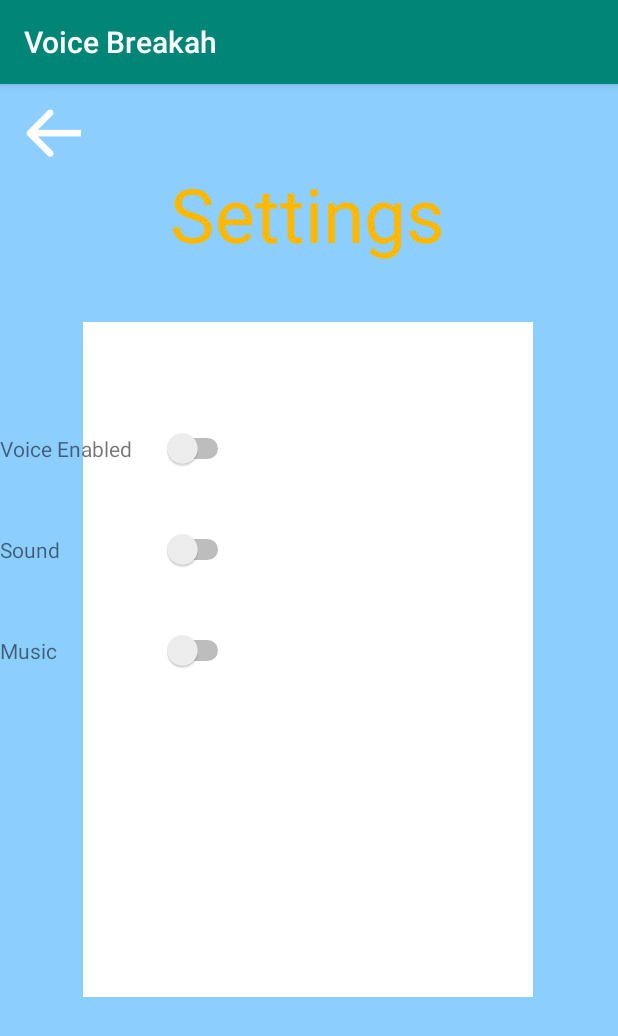
After one commit to jhu-cs-uima-sp20/Team-I, an Android app: the Settings screen opened directly, with no data from a screen before it, on a phone screen of 412 x 824 dp. The commit adds this screen. Shown: the top 1036 px of the screen. Run offline under Robolectric (Android 15) with nearby library versions, the phone set to English and light mode, and no system bars.

Commit message:
intial settings template

```diff
--- a/app/src/main/AndroidManifest.xml
+++ b/app/src/main/AndroidManifest.xml
@@ -10,7 +10,8 @@
         android:screenOrientation="portrait"
         android:supportsRtl="true"
         android:theme="@style/AppTheme">
-        <activity android:name=".GameActivity"></activity>
+        <activity android:name=".Settings"></activity>
+        <activity android:name=".GameActivity" />
         <activity android:name=".MainActivity">
             <intent-filter>
                 <action android:name="android.intent.action.MAIN" />
--- /dev/null
+++ b/app/src/main/java/com/example/voicebreakah/Settings.java
@@ -0,0 +1,14 @@
+package com.example.voicebreakah;
+
+import androidx.appcompat.app.AppCompatActivity;
+
+import android.os.Bundle;
+
+public class Settings extends AppCompatActivity {
+
+    @Override
+    protected void onCreate(Bundle savedInstanceState) {
+        super.onCreate(savedInstanceState);
+        setContentView(R.layout.activity_settings);
+    }
+}
--- /dev/null
+++ b/app/src/main/res/layout/activity_settings.xml
@@ -0,0 +1,101 @@
+<?xml version="1.0" encoding="utf-8"?>
+<androidx.constraintlayout.widget.ConstraintLayout xmlns:android="http://schemas.android.com/apk/res/android"
+    xmlns:app="http://schemas.android.com/apk/res-auto"
+    xmlns:tools="http://schemas.android.com/tools"
+    android:layout_width="match_parent"
+    android:layout_height="match_parent"
+    android:background="@color/colorBlue"
+    tools:context=".Settings">
+
+    <ImageView
+        android:id="@+id/imageView"
+        android:layout_width="300dp"
+        android:layout_height="450dp"
+        android:background="@color/colorWhite"
+        app:layout_constraintBottom_toBottomOf="parent"
+        app:layout_constraintEnd_toEndOf="parent"
+        app:layout_constraintHorizontal_bias="0.495"
+        app:layout_constraintStart_toStartOf="parent"
+        app:layout_constraintTop_toTopOf="parent"
+        app:layout_constraintVertical_bias="0.498"
+        app:srcCompat="@android:color/background_light" />
+
+    <TextView
+        android:id="@+id/textView"
+        android:layout_width="wrap_content"
+        android:layout_height="wrap_content"
+        android:text="@string/settings"
+        android:textColor="@color/colorYellow"
+        android:textSize="50sp"
+        app:layout_constraintBottom_toTopOf="@+id/imageView"
+        app:layout_constraintEnd_toEndOf="parent"
+        app:layout_constraintHorizontal_bias="0.497"
+        app:layout_constraintStart_toStartOf="parent"
+        app:layout_constraintTop_toTopOf="parent"
+        app:layout_constraintVertical_bias="0.575" />
+
+    <ImageView
+        android:id="@+id/settings_back_arrow"
+        android:layout_width="40dp"
+        android:layout_height="35dp"
+        android:layout_marginTop="16dp"
+        app:layout_constraintBottom_toBottomOf="parent"
+        app:layout_constraintEnd_toEndOf="parent"
+        app:layout_constraintHorizontal_bias="0.043"
+        app:layout_constraintStart_toStartOf="parent"
+        app:layout_constraintTop_toTopOf="parent"
+        app:layout_constraintVertical_bias="0.0"
+        app:srcCompat="@drawable/back_arrow" />
+
+    <Switch
+        android:id="@+id/switch1"
+        android:layout_width="wrap_content"
+        android:layout_height="wrap_content"
+        app:layout_constraintBottom_toBottomOf="@+id/imageView"
+        app:layout_constraintEnd_toEndOf="@+id/imageView"
+        app:layout_constraintHorizontal_bias="0.21"
+        app:layout_constraintStart_toStartOf="@+id/imageView"
+        app:layout_constraintTop_toTopOf="@+id/imageView"
+        app:layout_constraintVertical_bias="0.167" />
+
+    <Switch
+        android:id="@+id/switch2"
+        android:layout_width="wrap_content"
+        android:layout_height="wrap_content"
+        android:layout_marginTop="40dp"
+        app:layout_constraintStart_toStartOf="@+id/switch1"
+        app:layout_constraintTop_toBottomOf="@+id/switch1" />
+
+    <Switch
+        android:id="@+id/switch3"
+        android:layout_width="wrap_content"
+        android:layout_height="wrap_content"
+        android:layout_marginTop="40dp"
+        app:layout_constraintStart_toStartOf="@+id/switch2"
+        app:layout_constraintTop_toBottomOf="@+id/switch2" />
+
+    <TextView
+        android:id="@+id/tv_voice_enabled"
+        android:layout_width="wrap_content"
+        android:layout_height="wrap_content"
+        android:text="@string/voice_enabled"
+        app:layout_constraintBaseline_toBaselineOf="@+id/switch1"
+        tools:layout_editor_absoluteX="167dp" />
+
+    <TextView
+        android:id="@+id/tv_sound"
+        android:layout_width="wrap_content"
+        android:layout_height="wrap_content"
+        android:text="@string/sound"
+        app:layout_constraintBaseline_toBaselineOf="@+id/switch2"
+        tools:layout_editor_absoluteX="167dp" />
+
+    <TextView
+        android:id="@+id/tv_music"
+        android:layout_width="wrap_content"
+        android:layout_height="wrap_content"
+        android:text="@string/music"
+        app:layout_constraintBaseline_toBaselineOf="@+id/switch3"
+        tools:layout_editor_absoluteX="169dp" />
+
+</androidx.constraintlayout.widget.ConstraintLayout>
--- a/app/src/main/res/values/strings.xml
+++ b/app/src/main/res/values/strings.xml
@@ -1,3 +1,7 @@
 <resources>
     <string name="app_name">Voice Breakah</string>
+    <string name="settings">Settings</string>
+    <string name="voice_enabled">Voice Enabled</string>
+    <string name="sound">Sound</string>
+    <string name="music">Music</string>
 </resources>
```
Also changed, not shown: app/src/main/res/drawable-v24/back_arrow.PNG (added).
